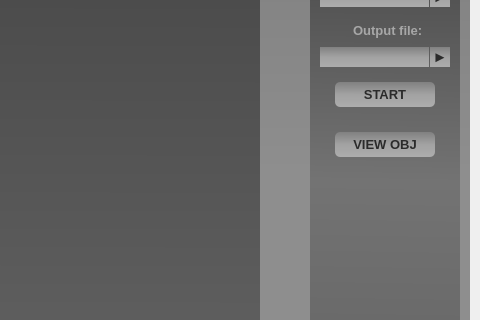
Above: libs/gui/ui/main_window.ui from Mateusz-Dera/TechDraw3D before the change; both pictures show x 506 to 986 and y 128 to 448 of the 986 by 600 pixel window. Below: the same form after it.
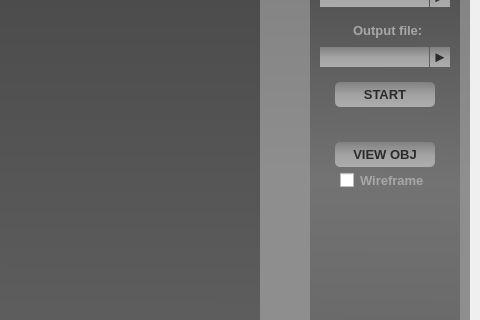
That is the form after the change. Icons and pictures are not drawn.

Commit message: [ADD] Opcja wyświetlania obj jako wireframe

```diff
--- a/libs/gui/ui/main_window.ui
+++ b/libs/gui/ui/main_window.ui
@@ -613,7 +613,7 @@
               <property name="geometry">
                <rect>
                 <x>25</x>
-                <y>200</y>
+                <y>210</y>
                 <width>100</width>
                 <height>25</height>
                </rect>
@@ -708,6 +708,33 @@
                <string>►</string>
               </property>
              </widget>
+             <widget class="QCheckBox" name="checkBox">
+              <property name="geometry">
+               <rect>
+                <x>30</x>
+                <y>240</y>
+                <width>91</width>
+                <height>17</height>
+               </rect>
+              </property>
+              <property name="font">
+               <font>
+                <pointsize>10</pointsize>
+                <weight>75</weight>
+                <bold>true</bold>
+               </font>
+              </property>
+              <property name="autoFillBackground">
+               <bool>false</bool>
+              </property>
+              <property name="styleSheet">
+               <string notr="true">background-color: none;
+color: rgb(167, 167, 167);</string>
+              </property>
+              <property name="text">
+               <string>Wireframe</string>
+              </property>
+             </widget>
             </widget>
            </widget>
           </item>
```
The commit also changes 3 other files.
